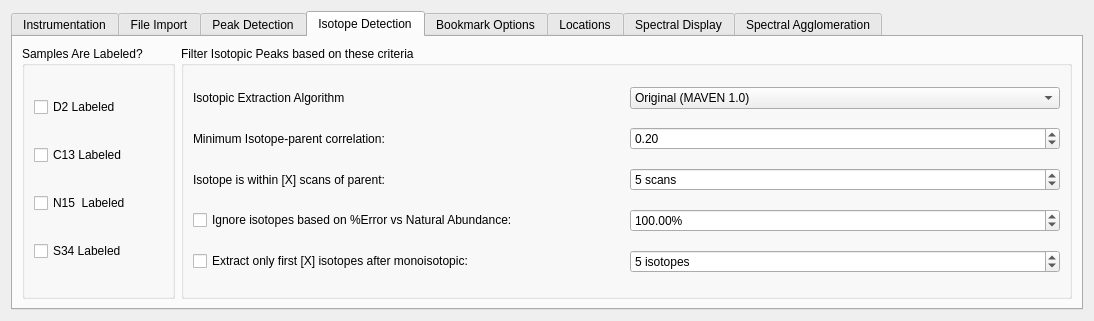
Before: the Qt Designer form src/maven/forms/settingsform.ui in eugenemel/maven, drawn with Qt 5.
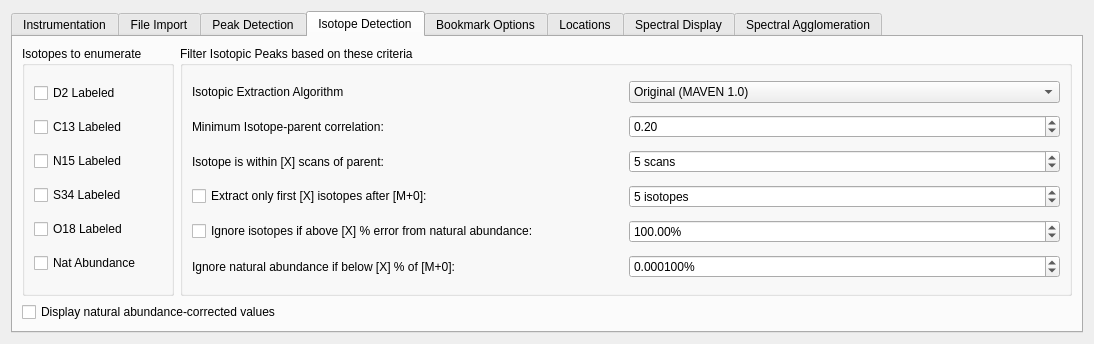
After: the same form once the commit is applied. The open tabs and pages were chosen to show the change. Icons and pictures are not drawn.

Commit message: Issue 680: Redesigned settings form with greater focus on natural abundance isotopes.

```diff
--- a/src/maven/forms/settingsform.ui
+++ b/src/maven/forms/settingsform.ui
@@ -7,7 +7,7 @@
     <x>0</x>
     <y>0</y>
     <width>1094</width>
-    <height>321</height>
+    <height>344</height>
    </rect>
   </property>
   <property name="sizePolicy">
@@ -607,52 +607,66 @@
       <attribute name="title">
        <string>Isotope Detection</string>
       </attribute>
-      <layout class="QHBoxLayout" name="horizontalLayout">
-       <item>
-        <widget class="QGroupBox" name="groupBox">
+      <layout class="QGridLayout" name="gridLayout_2">
+       <item row="0" column="0">
+        <widget class="QGroupBox" name="grpBox_samplesLabeled">
          <property name="title">
-          <string>Samples Are Labeled? </string>
+          <string>Isotopes to enumerate </string>
          </property>
          <property name="flat">
           <bool>false</bool>
          </property>
          <layout class="QGridLayout" name="gridLayout_3">
-          <item row="2" column="0">
+          <item row="0" column="0">
+           <widget class="QCheckBox" name="D2Labeled">
+            <property name="enabled">
+             <bool>true</bool>
+            </property>
+            <property name="text">
+             <string>D2 Labeled</string>
+            </property>
+           </widget>
+          </item>
+          <item row="1" column="0">
            <widget class="QCheckBox" name="C13Labeled">
             <property name="text">
              <string>C13 Labeled </string>
             </property>
            </widget>
           </item>
-          <item row="3" column="0">
+          <item row="2" column="0">
            <widget class="QCheckBox" name="N15Labeled">
             <property name="text">
-             <string>N15  Labeled</string>
+             <string>N15 Labeled</string>
             </property>
            </widget>
           </item>
-          <item row="5" column="0">
+          <item row="3" column="0">
            <widget class="QCheckBox" name="S34Labeled">
             <property name="text">
              <string>S34 Labeled</string>
             </property>
            </widget>
           </item>
-          <item row="0" column="0">
-           <widget class="QCheckBox" name="D2Labeled">
-            <property name="enabled">
-             <bool>true</bool>
+          <item row="4" column="0">
+           <widget class="QCheckBox" name="O18Labeled">
+            <property name="text">
+             <string>O18 Labeled</string>
             </property>
+           </widget>
+          </item>
+          <item row="5" column="0">
+           <widget class="QCheckBox" name="checkBox_2">
             <property name="text">
-             <string>D2 Labeled</string>
+             <string>Nat Abundance</string>
             </property>
            </widget>
           </item>
          </layout>
         </widget>
        </item>
-       <item>
-        <widget class="QGroupBox" name="groupBox_4">
+       <item row="0" column="1">
+        <widget class="QGroupBox" name="grpBox_filteredOptions">
          <property name="sizePolicy">
           <sizepolicy hsizetype="Expanding" vsizetype="Preferred">
            <horstretch>0</horstretch>
@@ -663,21 +677,7 @@
           <string>Filter Isotopic Peaks based on these criteria</string>
          </property>
          <layout class="QGridLayout" name="gridLayout_4">
-          <item row="4" column="0">
-           <widget class="QCheckBox" name="chkIgnoreNaturalAbundance">
-            <property name="text">
-             <string>Ignore isotopes based on %Error vs Natural Abundance:</string>
-            </property>
-           </widget>
-          </item>
-          <item row="1" column="0">
-           <widget class="QLabel" name="label">
-            <property name="text">
-             <string>Minimum Isotope-parent correlation:</string>
-            </property>
-           </widget>
-          </item>
-          <item row="4" column="2">
+          <item row="4" column="1">
            <widget class="QDoubleSpinBox" name="maxNaturalAbundanceErr">
             <property name="prefix">
              <string/>
@@ -699,23 +699,40 @@
             </property>
            </widget>
           </item>
-          <item row="2" column="2">
-           <widget class="QSpinBox" name="maxIsotopeScanDiff">
+          <item row="2" column="0">
+           <widget class="QLabel" name="lblIsotopeWithinScans">
+            <property name="text">
+             <string>Isotope is within [X] scans of parent:</string>
+            </property>
+           </widget>
+          </item>
+          <item row="1" column="0">
+           <widget class="QLabel" name="lblMinIsotopeParrentCorrelation">
+            <property name="text">
+             <string>Minimum Isotope-parent correlation:</string>
+            </property>
+           </widget>
+          </item>
+          <item row="5" column="1">
+           <widget class="QDoubleSpinBox" name="spnIgnoreNatIsotopesPct">
             <property name="suffix">
-             <string> scans</string>
+             <string>%</string>
             </property>
-            <property name="minimum">
-             <number>0</number>
+            <property name="decimals">
+             <number>6</number>
             </property>
             <property name="maximum">
-             <number>999999999</number>
+             <double>100.000000000000000</double>
+            </property>
+            <property name="singleStep">
+             <double>0.000001000000000</double>
             </property>
             <property name="value">
-             <number>5</number>
+             <double>0.000100000000000</double>
             </property>
            </widget>
           </item>
-          <item row="5" column="2">
+          <item row="3" column="1">
            <widget class="QSpinBox" name="spnMaxIsotopesToExtract">
             <property name="suffix">
              <string> isotopes</string>
@@ -731,14 +748,30 @@
             </property>
            </widget>
           </item>
-          <item row="5" column="0">
+          <item row="2" column="1">
+           <widget class="QSpinBox" name="maxIsotopeScanDiff">
+            <property name="suffix">
+             <string> scans</string>
+            </property>
+            <property name="minimum">
+             <number>0</number>
+            </property>
+            <property name="maximum">
+             <number>999999999</number>
+            </property>
+            <property name="value">
+             <number>5</number>
+            </property>
+           </widget>
+          </item>
+          <item row="3" column="0">
            <widget class="QCheckBox" name="chkExtractNIsotopes">
             <property name="text">
-             <string>Extract only first [X] isotopes after monoisotopic:</string>
+             <string>Extract only first [X] isotopes after [M+0]:</string>
             </property>
            </widget>
           </item>
-          <item row="1" column="2">
+          <item row="1" column="1">
            <widget class="QDoubleSpinBox" name="minIsotopicCorrelation">
             <property name="minimum">
              <double>-1.000000000000000</double>
@@ -754,14 +787,21 @@
             </property>
            </widget>
           </item>
-          <item row="2" column="0">
-           <widget class="QLabel" name="label_11">
+          <item row="4" column="0">
+           <widget class="QCheckBox" name="chkIgnoreNaturalAbundance">
             <property name="text">
-             <string>Isotope is within [X] scans of parent:</string>
+             <string>Ignore isotopes if above [X] % error from natural abundance:</string>
             </property>
            </widget>
           </item>
-          <item row="0" column="2">
+          <item row="5" column="0">
+           <widget class="QLabel" name="lblIgnoreNaturalAbundance">
+            <property name="text">
+             <string>Ignore natural abundance if below [X] % of [M+0]:</string>
+            </property>
+           </widget>
+          </item>
+          <item row="0" column="1">
            <widget class="QComboBox" name="cmbIsotopicExtractionAlgorithm">
             <item>
              <property name="text">
@@ -785,6 +825,13 @@
          </layout>
         </widget>
        </item>
+       <item row="1" column="0" colspan="2">
+        <widget class="QCheckBox" name="checkBox">
+         <property name="text">
+          <string>Display natural abundance-corrected values</string>
+         </property>
+        </widget>
+       </item>
       </layout>
      </widget>
      <widget class="QWidget" name="tab_3">
```
Left out of the diff: 164 changed lines with no effect on the pictures.
